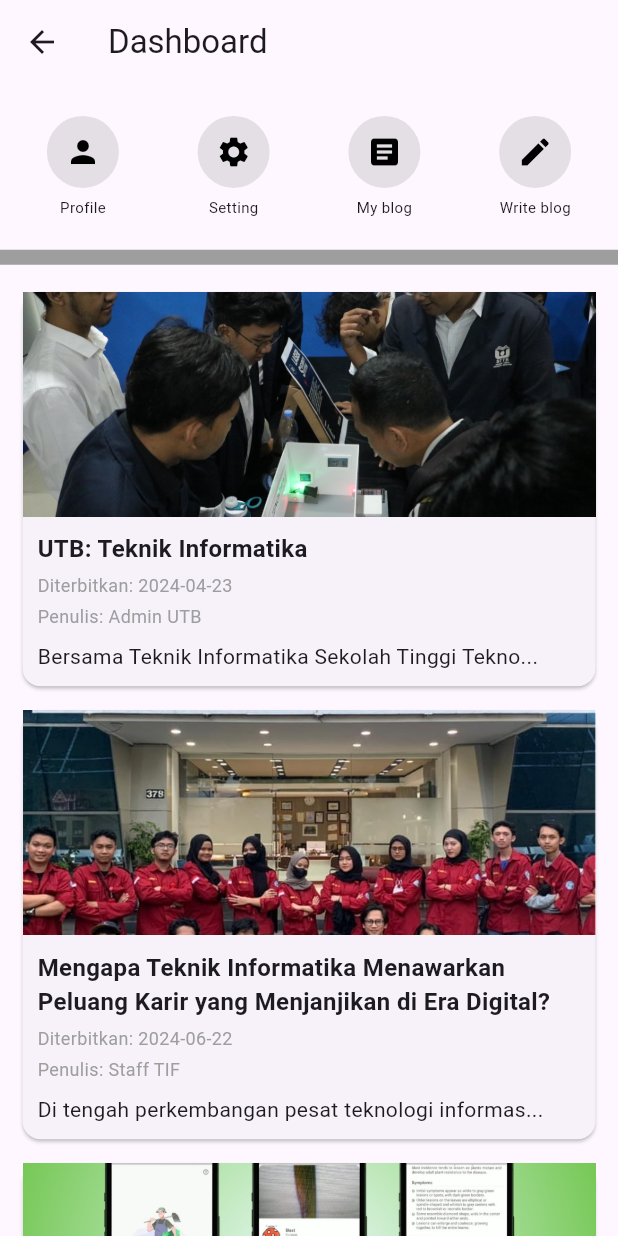
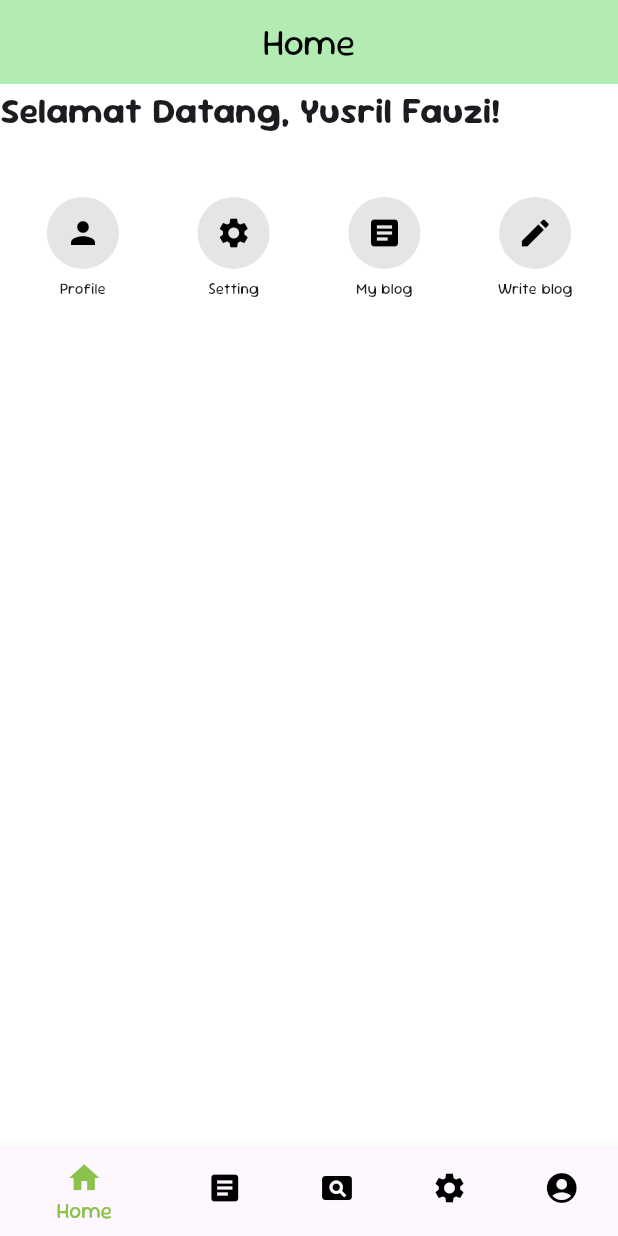
Before and after one commit to 7fuzz/flutter-blog-app, a Flutter app: the DashboardScreen screen opened directly with sample values from the repository, on a phone screen of 412 x 824 dp. Run offline on Flutter 3.47's test engine with Material 3 defaults, Android fonts, the phone set to English and light mode, and no system bars; missing offline and left inert: bcrypt.

Commit message:
Tambah navbar, ganti fonts dan warna

```diff
--- a/lib/models/blog.dart
+++ b/lib/models/blog.dart
@@ -1,6 +1,5 @@
 import 'dart:math';
-
-import 'package:uts_pm2/models/user.dart';
+import '../models/user.dart';
 
 class Blog {
   // Semua variable bisa null, kecuali id
--- a/lib/views/dashboard.dart
+++ b/lib/views/dashboard.dart
@@ -1,149 +1,59 @@
 import 'package:flutter/material.dart';
-import 'package:uts_pm2/models/blog.dart';
-import 'package:uts_pm2/models/user.dart';
+import 'package:uts_pm2/views/feed.dart';
+import 'package:uts_pm2/views/home.dart';
+import 'package:uts_pm2/views/profile.dart';
+import 'package:uts_pm2/views/search.dart';
+import 'package:uts_pm2/views/setting.dart';
+import '../models/user.dart';
 
-class DashboardScreen extends StatelessWidget {
+class DashboardScreen extends StatefulWidget {
   final User user;
 
   const DashboardScreen({super.key, required this.user});
 
   @override
+  _DashboardScreenState createState() => _DashboardScreenState();
+}
+
+class _DashboardScreenState extends State<DashboardScreen> {
+  int _selectedIndex = 0;
+
+  // Menggunakan late inisialisasi, biar gk error
+  late List<Widget> _pages;
+
+  @override
+  void initState() {
+    super.initState();
+    _pages = [
+      HomeScreen(user: widget.user),
+      const FeedScreen(),
+      const SearchScreen(),
+      const ProfileScreen(),
+      const SettingScreen(),
+    ];
+  }
+
+  void _onItemTapped(int index) {
+    setState(() {
+      _selectedIndex = index;
+    });
+  }
+
+  @override
   Widget build(BuildContext context) {
     return Scaffold(
-      appBar: AppBar(title: const Text('Dashboard')),
-      body: Column(
-        children: [
-          // Gridview untuk tombol
-          GridView.count(
-            shrinkWrap: true,
-            physics: const NeverScrollableScrollPhysics(),
-            padding: const EdgeInsets.all(10),
-            crossAxisCount: 4,
-            mainAxisSpacing: 10,
-            crossAxisSpacing: 10,
-            children: [
-              _buildDashboardButton(
-                icon: Icons.person,
-                label: 'Profile',
-                onPressed: () {},
-              ),
-              _buildDashboardButton(
-                icon: Icons.settings,
-                label: 'Setting',
-                onPressed: () {},
-              ),
-              _buildDashboardButton(
-                icon: Icons.article,
-                label: 'My blog',
-                onPressed: () {},
-              ),
-              _buildDashboardButton(
-                icon: Icons.edit,
-                label: 'Write blog',
-                onPressed: () {},
-              ),
-            ],
-          ),
-
-          const Divider(
-            color: Colors.grey,
-            thickness: 10,
-            height: 10,
-          ),
-          // ListView untuk list blog
-          Expanded(
-            child: ListView.builder(
-              padding: const EdgeInsets.all(10),
-              itemCount: Blog.blogs.length,
-              itemBuilder: (context, index) {
-                final blog = Blog.blogs[index];
-
-                // Memotong teks isi jadi satu baris
-                final truncatedBody = (blog.body != null && blog.body!.length > 50)
-                    ? '${blog.body!.substring(0, 47)}...'
-                    : blog.body ?? 'Tidak ada isi'; // Jika body null
-
-                return Card(
-                  margin: const EdgeInsets.symmetric(vertical: 8, horizontal: 5),
-                  child: Column(
-                    crossAxisAlignment: CrossAxisAlignment.start,
-                    children: [
-                      // Menampilkan banner gambar
-                      if (blog.banner != null)
-                        Image.asset(blog.banner!, fit: BoxFit.cover, width: double.infinity, height: 150),
-                      Padding(
-                        padding: const EdgeInsets.all(10),
-                        child: Column(
-                          crossAxisAlignment: CrossAxisAlignment.start,
-                          children: [
-                            Text(
-                              blog.title ?? 'Tidak ada judul', // Jika title null
-                              style: const TextStyle(fontSize: 16, fontWeight: FontWeight.bold),
-                            ),
-                            const SizedBox(height: 4),
-                            Text(
-                              // Waktu terbit sesuai dengan zona waktu
-                              'Diterbitkan: ${blog.published?.toLocal().toString().split(' ')[0]}',
-                              style: const TextStyle(fontSize: 12, color: Colors.grey),
-                            ),
-                            const SizedBox(height: 4),
-                            Text(
-                              'Penulis: ${blog.writer?.name ?? 'Tidak ada penulis'}',
-                              style: const TextStyle(fontSize: 12, color: Colors.grey),
-                            ),
-                            const SizedBox(height: 8),
-                            Text(
-                              truncatedBody,
-                              maxLines: 1,
-                              overflow: TextOverflow.ellipsis,
-                              style: const TextStyle(fontSize: 14),
-                            ),
-                          ],
-                        ),
-                      ),
-                    ],
-                  ),
-                );
-              },
-            ),
-          ),
+      body: _pages[_selectedIndex],
+      bottomNavigationBar: BottomNavigationBar(
+        currentIndex: _selectedIndex,
+        onTap: _onItemTapped,
+        items: const [
+          BottomNavigationBarItem(icon: Icon(Icons.home), label: 'Home'),
+          BottomNavigationBarItem(icon: Icon(Icons.article), label: 'Feed'),
+          BottomNavigationBarItem(icon: Icon(Icons.pageview), label: 'Search'),
+          BottomNavigationBarItem(icon: Icon(Icons.settings), label: 'Setting'),
+          BottomNavigationBarItem(icon: Icon(Icons.account_circle), label: 'Profile'),
         ],
       ),
     );
   }
-
-  // widget untuk membuat tombol
-  Widget _buildDashboardButton({
-    required IconData icon,
-    required String label,
-    required VoidCallback onPressed,
-    }) {
-    return Column(
-      mainAxisAlignment: MainAxisAlignment.center,
-      children: [
-        GestureDetector(
-          onTap: onPressed,
-          child: Container(
-            decoration: BoxDecoration(
-              shape: BoxShape.circle,
-              color: Colors.black.withOpacity(0.1),
-            ),
-            padding: const EdgeInsets.all(12),
-            child: Icon(
-              icon,
-              size: 24,
-              color: Colors.black,
-            ),
-          ),
-        ),
-        const SizedBox(height: 6),
-        Text(
-          label,
-          style: const TextStyle(
-            fontSize: 10,
-          ),
-        ),
-      ],
-    );
-  }
 }
--- /dev/null
+++ b/lib/views/home.dart
@@ -0,0 +1,92 @@
+import 'package:flutter/material.dart';
+import '../models/user.dart';
+
+class HomeScreen extends StatelessWidget {
+  final User user;
+
+  const HomeScreen({super.key, required this.user});
+
+  @override
+  Widget build(BuildContext context) {
+    return Scaffold(
+      appBar: AppBar(
+        title: const Text('Home'),
+        automaticallyImplyLeading: false
+      ),
+      body:
+      Column(
+        crossAxisAlignment: CrossAxisAlignment.start,
+        children: [
+          // Menampilkan informasi user yang login
+          Text(
+            'Selamat Datang, ${user.name ?? user.username}!',
+            style: const TextStyle(fontSize: 24, fontWeight: FontWeight.bold),
+          ),
+          const SizedBox(height: 20),
+          // Gridview untuk tombol
+          GridView.count(
+            shrinkWrap: true,
+            physics: const NeverScrollableScrollPhysics(),
+            padding: const EdgeInsets.all(10),
+            crossAxisCount: 4,
+            mainAxisSpacing: 10,
+            crossAxisSpacing: 10,
+            children: [
+              _buildDashboardButton(
+                icon: Icons.person,
+                label: 'Profile',
+                onPressed: () {},
+              ),
+              _buildDashboardButton(
+                icon: Icons.settings,
+                label: 'Setting',
+                onPressed: () {},
+              ),
+              _buildDashboardButton(
+                icon: Icons.article,
+                label: 'My blog',
+                onPressed: () {},
+              ),
+              _buildDashboardButton(
+                icon: Icons.edit,
+                label: 'Write blog',
+                onPressed: () {},
+              ),
+            ],
+          ),
+        ],
+      ),
+    );
+  }
+
+  // widget untuk membuat tombol
+  Widget _buildDashboardButton({required IconData icon, required String label, required VoidCallback onPressed}) {
+    return Column(
+      mainAxisAlignment: MainAxisAlignment.center,
+      children: [
+        GestureDetector(
+          onTap: onPressed,
+          child: Container(
+            decoration: BoxDecoration(
+              shape: BoxShape.circle,
+              color: Colors.black.withOpacity(0.1),
+            ),
+            padding: const EdgeInsets.all(12),
+            child: Icon(
+              icon,
+              size: 24,
+              color: Colors.black,
+            ),
+          ),
+        ),
+        const SizedBox(height: 6),
+        Text(
+          label,
+          style: const TextStyle(
+            fontSize: 10,
+          ),
+        ),
+      ],
+    );
+  }
+}
--- a/lib/views/login.dart
+++ b/lib/views/login.dart
@@ -46,7 +46,10 @@ class _LoginScreenState extends State<LoginScreen> {
   @override
   Widget build(BuildContext context) {
     return Scaffold(
-      appBar: AppBar(title: const Text('Login')),
+      appBar: AppBar(
+        title: const Text('Login'),
+        automaticallyImplyLeading: false
+      ),
       body: Padding(
         padding: const EdgeInsets.all(16.0),
         child: Form(
```
Also changed, not shown: lib/main.dart (+49 -2 lines), lib/views/feed.dart (added, +71 -0 lines), lib/views/profile.dart (added, +25 -0 lines), lib/views/search.dart (added, +12 -0 lines), lib/views/setting.dart (added, +12 -0 lines), pubspec.yaml (+13 -1 lines), assets/fonts/SourGummy-Bold.ttf (added), assets/fonts/SourGummy-BoldItalic.ttf (added), assets/fonts/SourGummy-Italic.ttf (added), assets/fonts/SourGummy-Regular.ttf (added).
